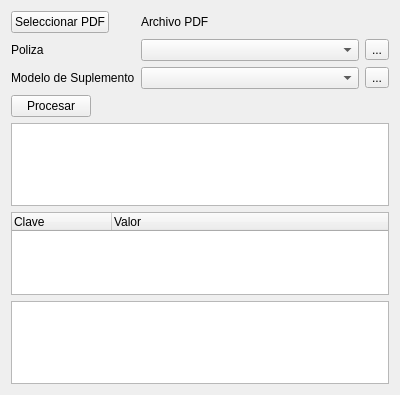
The window that mksHBOPDF/mainwindow.ui (diegowald/mksHBOPdf) describes before a commit, drawn with Qt 5.
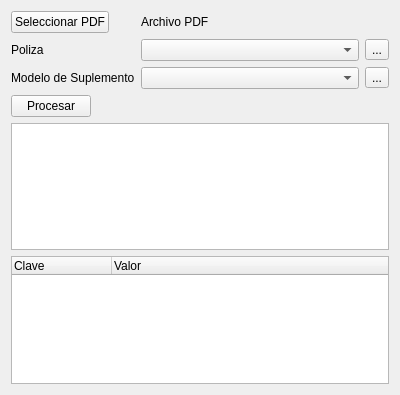
The same window after the commit.

Patch:
```diff
--- a/mksHBOPDF/mainwindow.ui
+++ b/mksHBOPDF/mainwindow.ui
@@ -99,9 +99,6 @@
       </column>
      </widget>
     </item>
-    <item>
-     <widget class="QTextBrowser" name="textBrowser_2"/>
-    </item>
    </layout>
   </widget>
  </widget>
```
